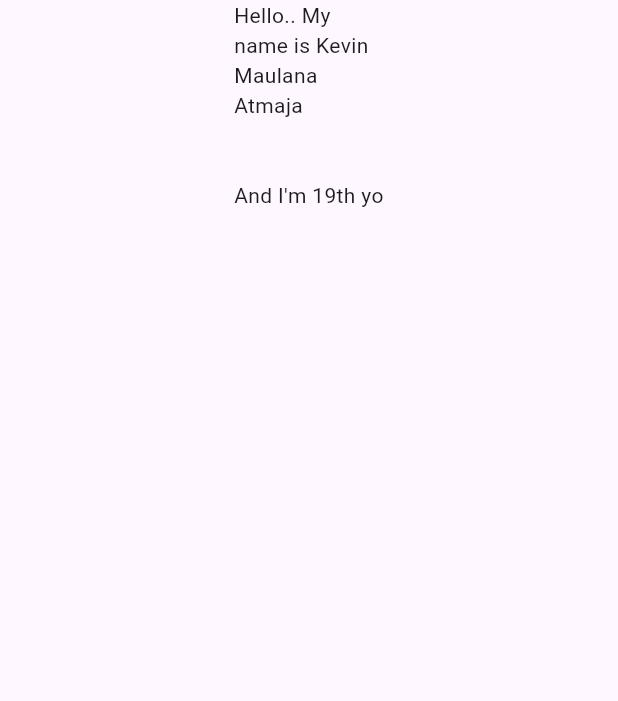
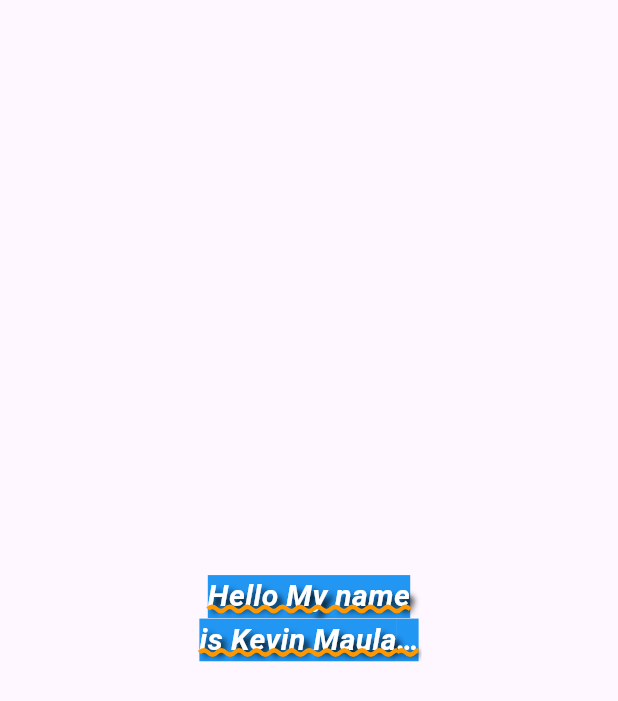
Before and after one commit to KevinMaulanaAtmaja/learn-flutter, a Flutter app: the screen it shows after launch, on a phone screen of 412 x 824 dp. Shown: the top 701 px of the screen. Run offline on Flutter 3.47's test engine with Material 3 defaults, Android fonts, the phone set to English and light mode, and no system bars.

Commit message:
Text
Text, TextStyle, textAlign, maxLines, overflow, style

```diff
--- /dev/null
+++ b/lib/06_text.dart
@@ -0,0 +1,42 @@
+import 'package:flutter/material.dart';
+
+class Texts extends StatelessWidget {
+  const Texts({super.key});
+
+  @override
+  Widget build(BuildContext context) {
+    return Scaffold(
+      body: Center(
+        child: SizedBox(
+          width: 150,
+          child: Text(
+            "Hello My name is Kevin Maulana Atmaja and I'm 19th yo, (k3yvien)",
+            textAlign: TextAlign.center,
+            maxLines: 2,
+            overflow: TextOverflow.ellipsis,
+            style: TextStyle(
+              backgroundColor: Colors.blue,
+              color: Colors.white,
+              fontSize: 20,
+              fontWeight: FontWeight.bold,
+              fontStyle: FontStyle.italic,
+              shadows: [
+                Shadow(
+                  color: Colors.black,
+                  blurRadius: 5,
+                  offset: Offset(3, 4),
+                ),
+              ],
+              // letterSpacing: 5,
+              // wordSpacing: 5,
+              decoration: TextDecoration.underline,
+              decorationThickness: 3,
+              decorationColor: Colors.orange,
+              decorationStyle: TextDecorationStyle.wavy
+            ),
+          ),
+        ),
+      ),
+    );
+  }
+}
--- a/lib/main.dart
+++ b/lib/main.dart
@@ -3,6 +3,7 @@ import 'package:bljar_flutter/02_col_row.dart';
 import 'package:bljar_flutter/03_container.dart';
 import 'package:bljar_flutter/01_main_page.dart';
 import 'package:bljar_flutter/05_sized_box.dart';
+import 'package:bljar_flutter/06_text.dart';
 import 'package:flutter/material.dart';
 
 void main() {
@@ -19,7 +20,8 @@ class MyApp extends StatelessWidget {
       // home: ColRow(),
       // home: Containers(),
       // home: BoxDeco(),
-      home: SizedBoxs(),
+      // home: SizedBoxs(),
+      home: Texts(),
     );
   }
 }
```
